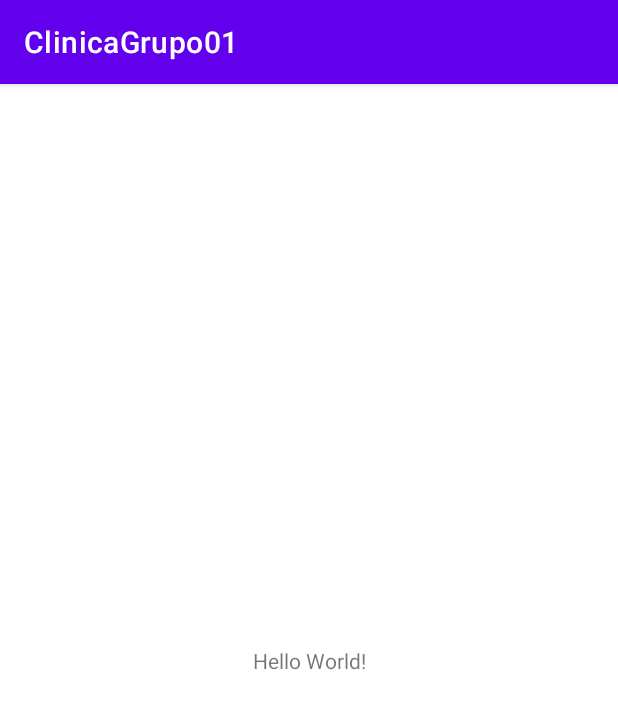
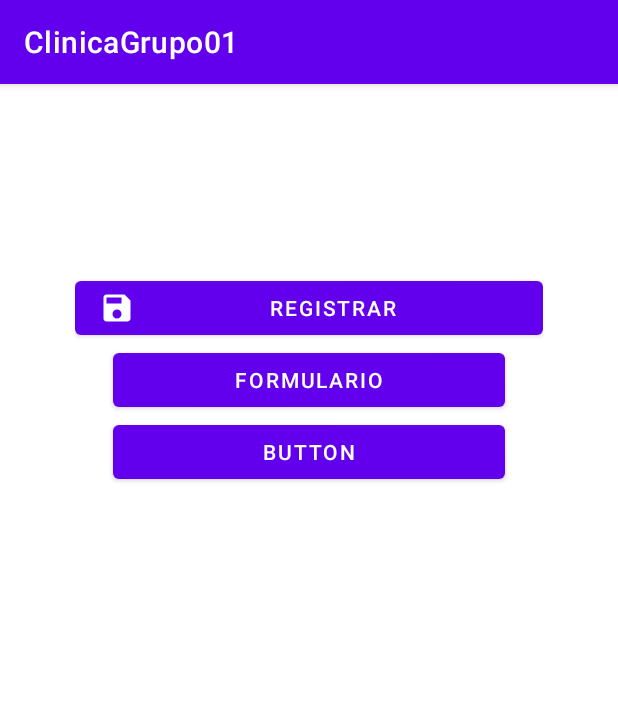
Before and after one commit to RoggerK/DM2-E2-GRUPO01, an Android app: the screen it shows after launch (MainActivity), on a phone screen of 412 x 824 dp. Shown: the top 709 px of the screen. Run offline under Robolectric (Android 15) with nearby library versions, the phone set to English and light mode, and no system bars.

Commit message:
MenuFormulario

```diff
--- a/app/build.gradle
+++ b/app/build.gradle
@@ -30,6 +30,9 @@ android {
     kotlinOptions {
         jvmTarget = '1.8'
     }
+    viewBinding{
+        enabled = true
+    }
 }
 
 dependencies {
--- a/app/src/main/AndroidManifest.xml
+++ b/app/src/main/AndroidManifest.xml
@@ -12,6 +12,13 @@
         android:supportsRtl="true"
         android:theme="@style/Theme.ClinicaGrupo01"
         tools:targetApi="31">
+        <activity
+            android:name=".MenuActivity"
+            android:exported="false">
+            <meta-data
+                android:name="android.app.lib_name"
+                android:value="" />
+        </activity>
         <activity
             android:name=".MainActivity"
             android:exported="true">
--- /dev/null
+++ b/app/src/main/res/drawable/ic_baseline_save_24.xml
@@ -0,0 +1,5 @@
+<vector android:height="24dp" android:tint="#000000"
+    android:viewportHeight="24" android:viewportWidth="24"
+    android:width="24dp" xmlns:android="http://schemas.android.com/apk/res/android">
+    <path android:fillColor="@android:color/white" android:pathData="M17,3L5,3c-1.11,0 -2,0.9 -2,2v14c0,1.1 0.89,2 2,2h14c1.1,0 2,-0.9 2,-2L21,7l-4,-4zM12,19c-1.66,0 -3,-1.34 -3,-3s1.34,-3 3,-3 3,1.34 3,3 -1.34,3 -3,3zM15,9L5,9L5,5h10v4z"/>
+</vector>
--- a/app/src/main/res/layout/activity_main.xml
+++ b/app/src/main/res/layout/activity_main.xml
@@ -1,18 +1,48 @@
 <?xml version="1.0" encoding="utf-8"?>
-<androidx.constraintlayout.widget.ConstraintLayout xmlns:android="http://schemas.android.com/apk/res/android"
+<LinearLayout
+    xmlns:android="http://schemas.android.com/apk/res/android"
     xmlns:app="http://schemas.android.com/apk/res-auto"
     xmlns:tools="http://schemas.android.com/tools"
     android:layout_width="match_parent"
     android:layout_height="match_parent"
+    android:orientation="vertical"
+    android:layout_margin="50dp"
     tools:context=".MainActivity">
 
-    <TextView
+    <ImageView
+        android:id="@+id/imageView"
         android:layout_width="wrap_content"
         android:layout_height="wrap_content"
-        android:text="Hello World!"
-        app:layout_constraintBottom_toBottomOf="parent"
-        app:layout_constraintEnd_toEndOf="parent"
-        app:layout_constraintStart_toStartOf="parent"
-        app:layout_constraintTop_toTopOf="parent" />
+        android:textAlignment="center"
+        android:layout_marginTop="50dp"
+        android:layout_marginLeft="80dp"
+        tools:srcCompat="@tools:sample/avatars" />
 
-</androidx.constraintlayout.widget.ConstraintLayout>
+    <Button
+        android:id="@+id/btnregistro"
+        android:layout_width="match_parent"
+        android:layout_height="wrap_content"
+        android:text="@string/valbtnregistro"
+        app:icon="@drawable/ic_baseline_save_24"
+         android:layout_marginTop="25dp" />
+
+    <Button
+        android:id="@+id/btnformulario"
+        android:layout_width="match_parent"
+        android:layout_height="wrap_content"
+        android:text="@string/valbtnformulario"
+        android:layout_marginRight="25dp"
+        android:layout_marginLeft="25dp"
+        tools:layout_editor_absoluteX="141dp"
+        tools:layout_editor_absoluteY="393dp" />
+
+    <Button
+        android:id="@+id/btnlistado"
+        android:layout_width="match_parent"
+        android:layout_height="wrap_content"
+        android:layout_marginRight="25dp"
+        android:layout_marginLeft="25dp"
+        android:text="Button"
+        tools:layout_editor_absoluteX="146dp"
+        tools:layout_editor_absoluteY="478dp" />
+</LinearLayout>
--- a/app/src/main/res/values/strings.xml
+++ b/app/src/main/res/values/strings.xml
@@ -1,3 +1,6 @@
 <resources>
     <string name="app_name">ClinicaGrupo01</string>
+    <string name="valbtnregistro">REGISTRAR</string>
+    <string name="valbtnformulario">FORMULARIO</string>
+
 </resources>
```
